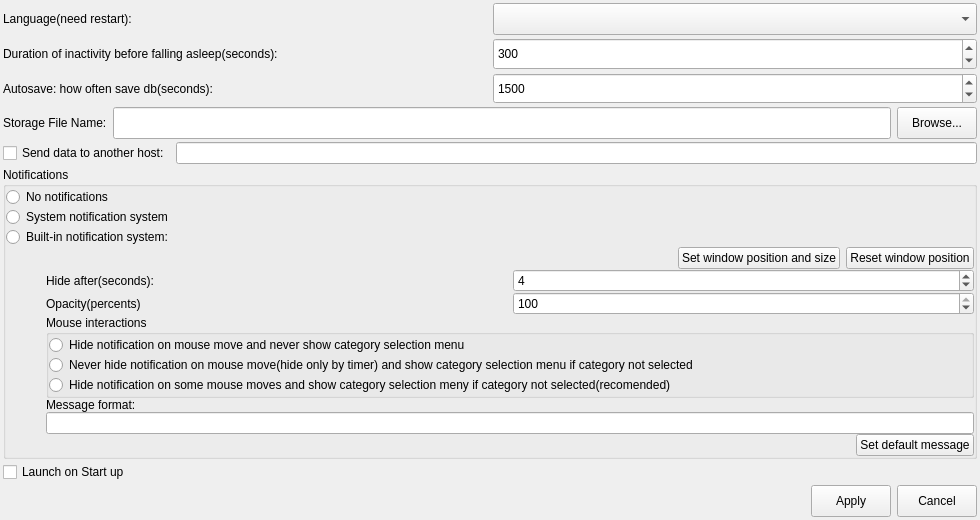
The window that TrackYourTime/ui/settingswindow.ui (Allexin/TrackYourTime) describes before a commit, drawn with Qt 5.
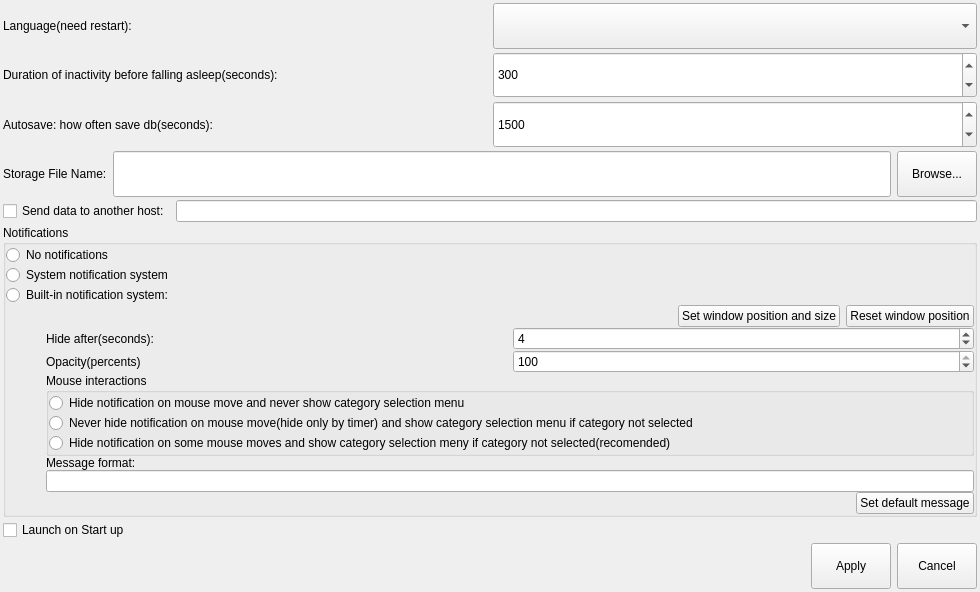
The same window after the commit.

Commit message: -Add moder windows app support -Fix warnings when storage file name is empty -Fix settings window size

What changed in the file:
```diff
--- a/TrackYourTime/ui/settingswindow.ui
+++ b/TrackYourTime/ui/settingswindow.ui
@@ -7,7 +7,7 @@
     <x>0</x>
     <y>0</y>
     <width>980</width>
-    <height>520</height>
+    <height>592</height>
    </rect>
   </property>
   <property name="sizePolicy">
```
The commit also changes 3 other files.
